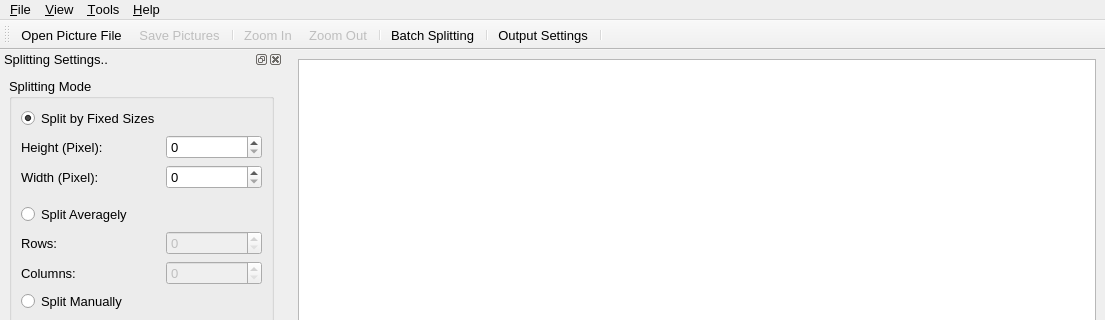
Old version of the form src/ui/fpsmainwindow.ui in the repository zxunge/FreePictureSplitter; both pictures show x 0 to 1105 and y 0 to 320 of the 1105 by 648 pixel window.
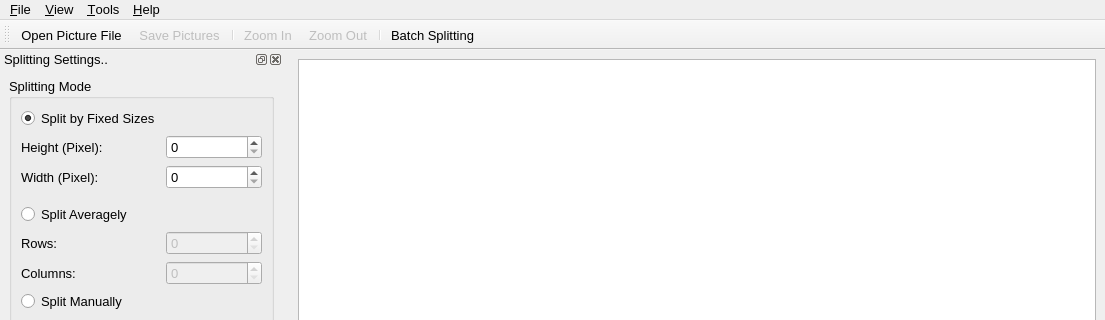
New version of the form. Icons and pictures are not drawn. Custom widgets are drawn as their Qt base class.

Commit message: UI and feature updates: - Default skin: Use flat light style, for original blue style use 'lightblue' instead. - fpsSettingsDialog: Update as 'Preferences' dialog, will be renamed in the next major version. - fpsGraphicsView: Enable color auto-detection, supporting an adaptive background for better picture viewing.

```diff
--- a/src/ui/fpsmainwindow.ui
+++ b/src/ui/fpsmainwindow.ui
@@ -124,9 +124,6 @@
    <addaction name="actionZoomOut"/>
    <addaction name="separator"/>
    <addaction name="actionBatch"/>
-   <addaction name="separator"/>
-   <addaction name="actionSettings"/>
-   <addaction name="separator"/>
   </widget>
   <widget class="QDockWidget" name="dkOptions">
    <property name="sizePolicy">
@@ -373,7 +370,7 @@
      <normaloff>:/toolBar/toolBar/settings.png</normaloff>:/toolBar/toolBar/settings.png</iconset>
    </property>
    <property name="text">
-    <string>Output Settings</string>
+    <string>Preferences</string>
    </property>
    <property name="toolTip">
     <string>&lt;html&gt;&lt;head/&gt;&lt;body&gt;&lt;p&gt;Settings for output files.&lt;/p&gt;&lt;/body&gt;&lt;/html&gt;</string>
```
Left out of the diff: 2 changed lines with no effect on the pictures. The commit also changes 14 other files.
